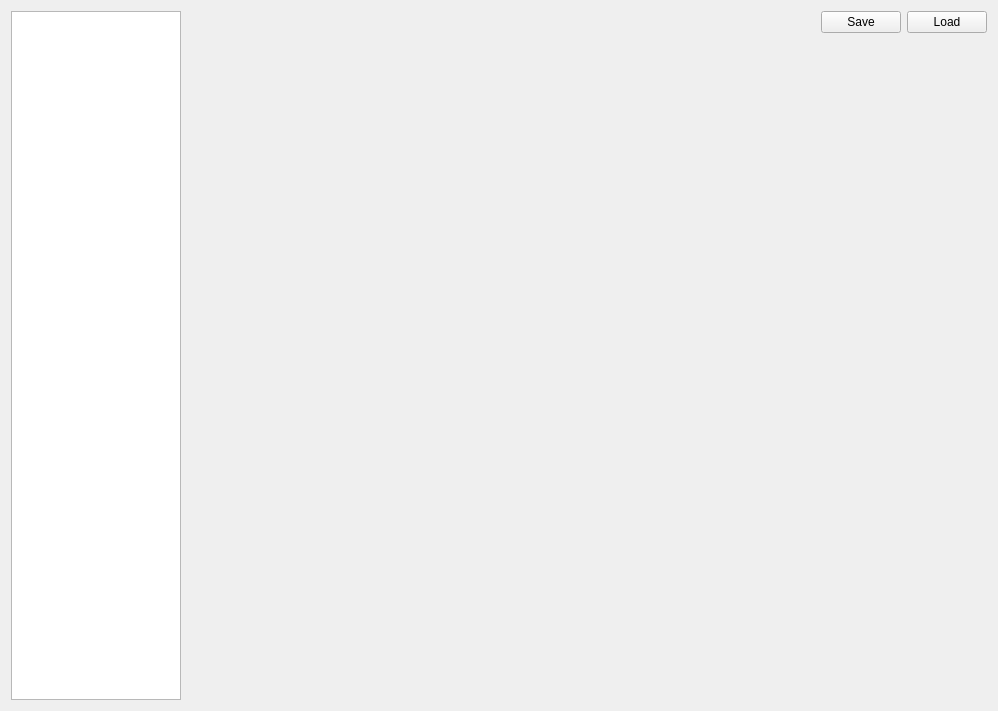
First picture: the form in pyleecan/GUI/Dialog/DMachineSetup/DMachineSetup.ui, repository Eomys/pyleecan, before the edit.
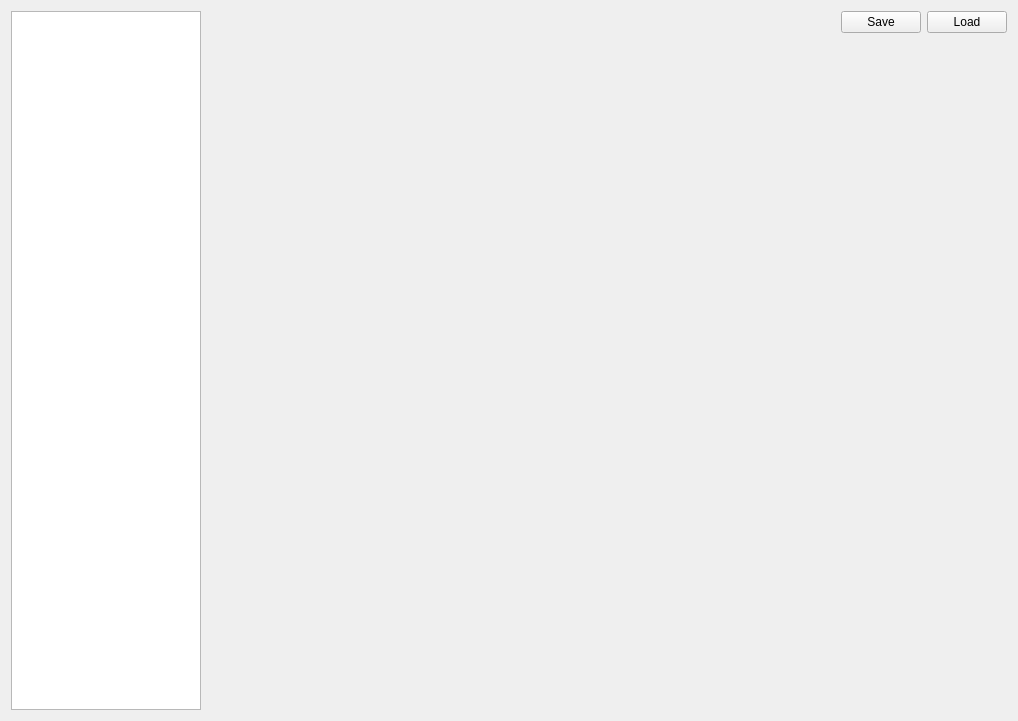
Second picture: the form after the edit.

Commit message: [CC] TreeView width

```diff
--- a/pyleecan/GUI/Dialog/DMachineSetup/DMachineSetup.ui
+++ b/pyleecan/GUI/Dialog/DMachineSetup/DMachineSetup.ui
@@ -6,8 +6,8 @@
    <rect>
     <x>0</x>
     <y>0</y>
-    <width>996</width>
-    <height>711</height>
+    <width>1001</width>
+    <height>721</height>
    </rect>
   </property>
   <property name="windowTitle">
@@ -24,7 +24,7 @@
      </property>
      <property name="maximumSize">
       <size>
-       <width>170</width>
+       <width>190</width>
        <height>16777215</height>
       </size>
      </property>
```
The commit also changes 32 other files.
